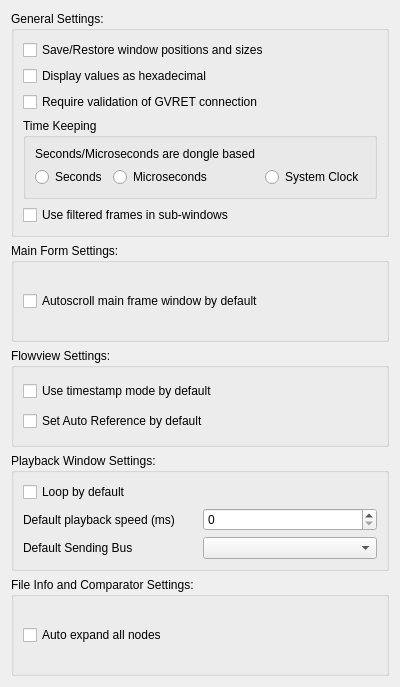
First picture: the form in ui/mainsettingsdialog.ui, repository collin80/SavvyCAN, before the edit.
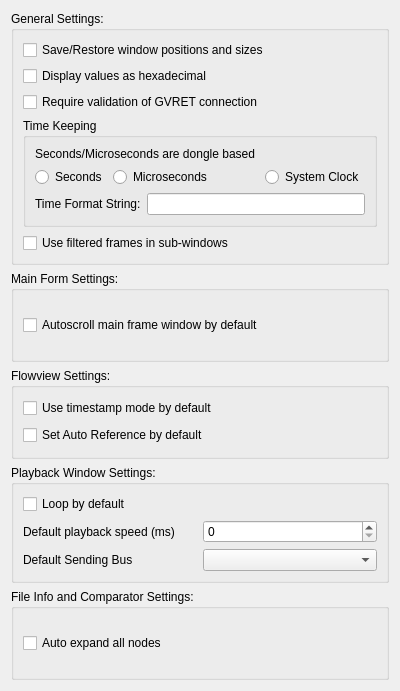
Second picture: the form after the edit.

Commit message: Added ability to change time format string for when you're in System Clock mode. Fixed code so that editing settings in the settings dialog will now immediately take effect in the program.

Diff of the .ui file:
```diff
--- a/ui/mainsettingsdialog.ui
+++ b/ui/mainsettingsdialog.ui
@@ -7,7 +7,7 @@
     <x>0</x>
     <y>0</y>
     <width>400</width>
-    <height>687</height>
+    <height>691</height>
    </rect>
   </property>
   <property name="windowTitle">
@@ -92,6 +92,20 @@
            </item>
           </layout>
          </item>
+         <item>
+          <layout class="QHBoxLayout" name="horizontalLayout_3">
+           <item>
+            <widget class="QLabel" name="label_4">
+             <property name="text">
+              <string>Time Format String:</string>
+             </property>
+            </widget>
+           </item>
+           <item>
+            <widget class="QLineEdit" name="lineClockFormat"/>
+           </item>
+          </layout>
+         </item>
         </layout>
        </widget>
       </item>
```
The commit also changes 6 other files.
